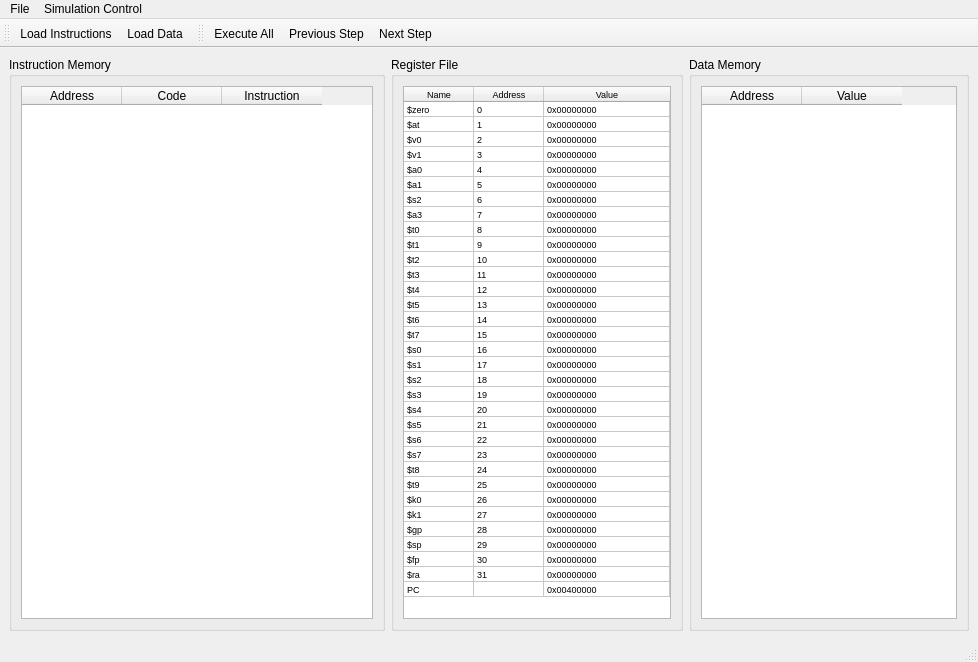
edualvss/MipsSimulator, file View/MainWindow.ui: the form before one commit.
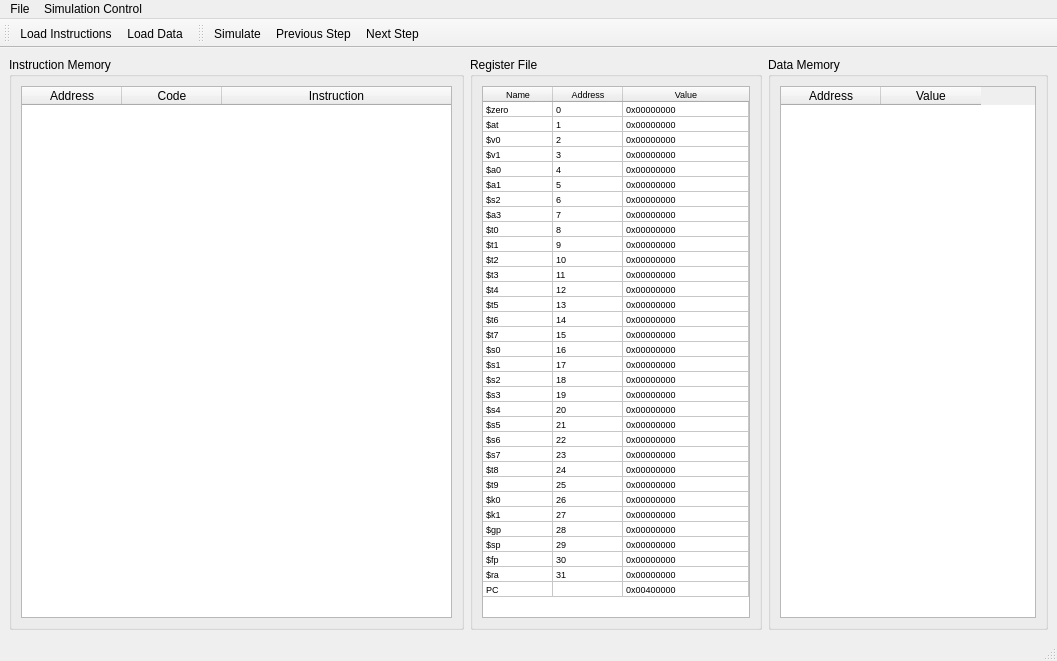
The form after the commit. Icons and pictures are not drawn.

```diff
--- a/View/MainWindow.ui
+++ b/View/MainWindow.ui
@@ -6,8 +6,8 @@
    <rect>
     <x>0</x>
     <y>0</y>
-    <width>978</width>
-    <height>662</height>
+    <width>1057</width>
+    <height>661</height>
    </rect>
   </property>
   <property name="windowTitle">
@@ -30,6 +30,9 @@
       <layout class="QVBoxLayout" name="verticalLayout_3">
        <item>
         <widget class="QTableWidget" name="tableInstructionMemory">
+         <attribute name="horizontalHeaderStretchLastSection">
+          <bool>true</bool>
+         </attribute>
          <column>
           <property name="text">
            <string>Address</string>
@@ -804,7 +807,7 @@
     <rect>
      <x>0</x>
      <y>0</y>
-     <width>978</width>
+     <width>1057</width>
      <height>26</height>
     </rect>
    </property>
@@ -821,7 +824,7 @@
     <property name="title">
      <string>Simulation Control</string>
     </property>
-    <addaction name="actionExecute_All"/>
+    <addaction name="actionSimulate"/>
     <addaction name="actionNext_step"/>
     <addaction name="actionPrevious_Step"/>
    </widget>
@@ -852,7 +855,7 @@
    <attribute name="toolBarBreak">
     <bool>false</bool>
    </attribute>
-   <addaction name="actionExecute_All"/>
+   <addaction name="actionSimulate"/>
    <addaction name="actionPrevious_Step"/>
    <addaction name="actionNext_step"/>
   </widget>
@@ -885,16 +888,19 @@
     <string>Exit</string>
    </property>
   </action>
-  <action name="actionExecute_All">
+  <action name="actionSimulate">
    <property name="icon">
     <iconset resource="media.qrc">
-     <normaloff>:/icons/playall.png</normaloff>:/icons/playall.png</iconset>
+     <normaloff>:/icons/simulate.png</normaloff>:/icons/simulate.png</iconset>
    </property>
    <property name="text">
-    <string>Execute All</string>
+    <string>Simulate</string>
+   </property>
+   <property name="toolTip">
+    <string>Simulate</string>
    </property>
    <property name="statusTip">
-    <string>Execute All Instructions</string>
+    <string>Simulate the system in SystemC</string>
    </property>
   </action>
   <action name="actionNext_step">
```
